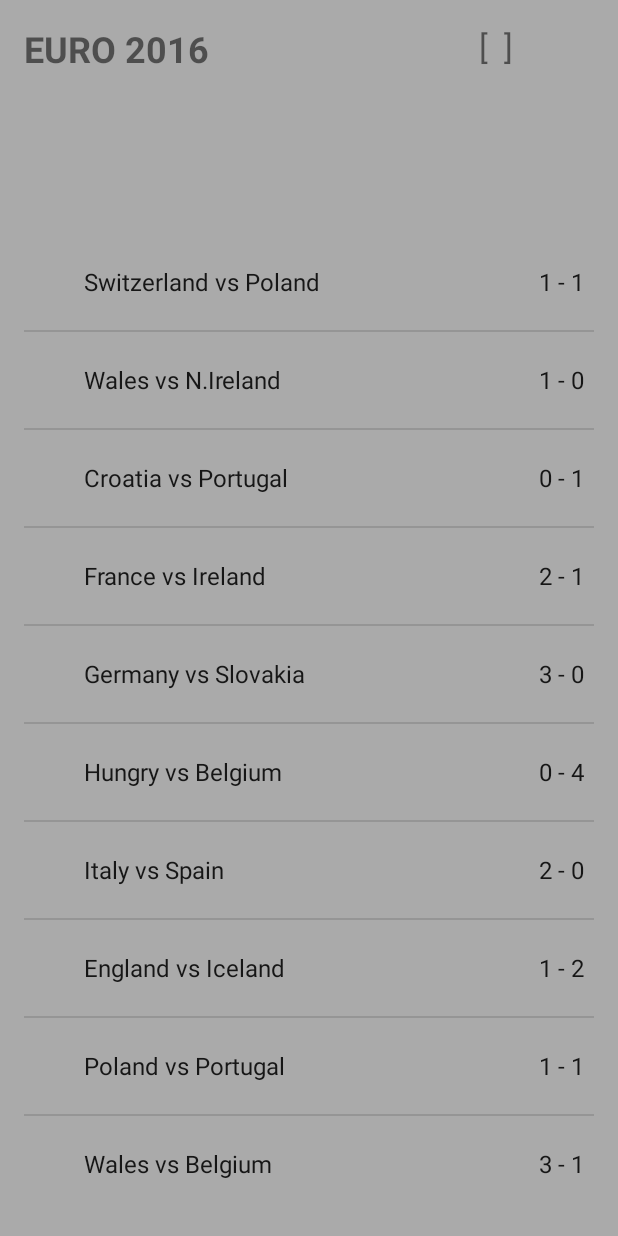
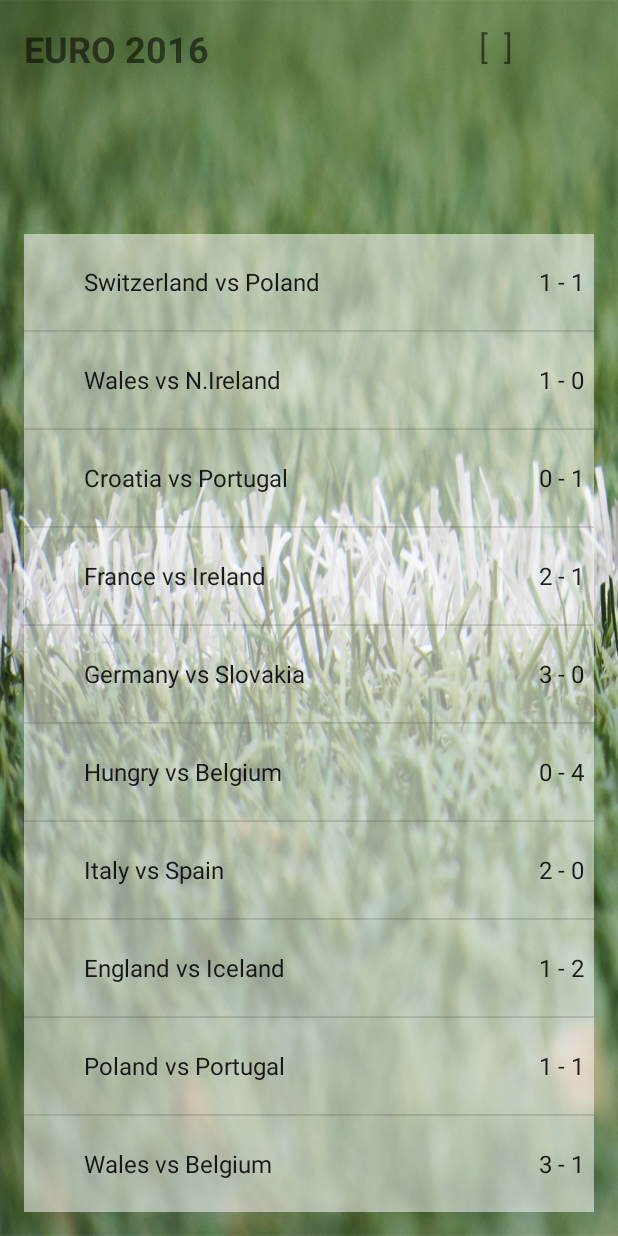
Before and after one commit to inthra/w2Fri-ReStock, an Android app: the screen it shows after launch (TeamsActivity), after a tap on "SIGN IN", on a phone screen of 412 x 824 dp. Run offline under Robolectric (Android 15) with nearby library versions, the phone set to English and light mode, and no system bars; our stand-ins replace ButterKnife.

Commit message:
Add background image to TeamsActivity. Style background ListView for readability.

```diff
--- a/app/src/main/java/com/epicodus/sportstats/MainActivity.java
+++ b/app/src/main/java/com/epicodus/sportstats/MainActivity.java
@@ -35,6 +35,8 @@ public class MainActivity extends AppCompatActivity implements View.OnClickListe
             Intent intent = new Intent(MainActivity.this, TeamsActivity.class);
             intent.putExtra("username", usernameInput);
             startActivity(intent);
+            mUsername.setText("");
+            mPassword.setText("");
         }
 
         if(v == mRegisterHere) {
--- a/app/src/main/res/layout/activity_teams.xml
+++ b/app/src/main/res/layout/activity_teams.xml
@@ -8,7 +8,7 @@
     android:paddingRight="@dimen/activity_horizontal_margin"
     android:paddingTop="@dimen/activity_vertical_margin"
     tools:context="com.epicodus.sportstats.TeamsActivity"
-    android:background="@android:color/darker_gray">
+    android:background="@drawable/field">
 
     <TextView
         android:layout_width="wrap_content"
@@ -37,14 +37,15 @@
         android:layout_marginTop="35dp"
         android:layout_alignParentBottom="true"
         android:layout_alignParentStart="false"
-        android:background="@android:color/darker_gray"
-        android:layout_toStartOf="@+id/etUsername" />
+        android:layout_toStartOf="@+id/etUsername"
+        android:background="@color/colorBackgroundFormInput" />
 
     <ListView
         android:layout_width="wrap_content"
         android:layout_height="wrap_content"
         android:id="@+id/lvScores"
         android:layout_alignTop="@+id/lvTeams"
-        android:layout_toEndOf="@+id/lvTeams" />
+        android:layout_toEndOf="@+id/lvTeams"
+        android:background="@color/colorBackgroundFormInput" />
 
 </RelativeLayout>
```
Also changed, not shown: app/src/main/res/drawable/field.jpeg (added).
